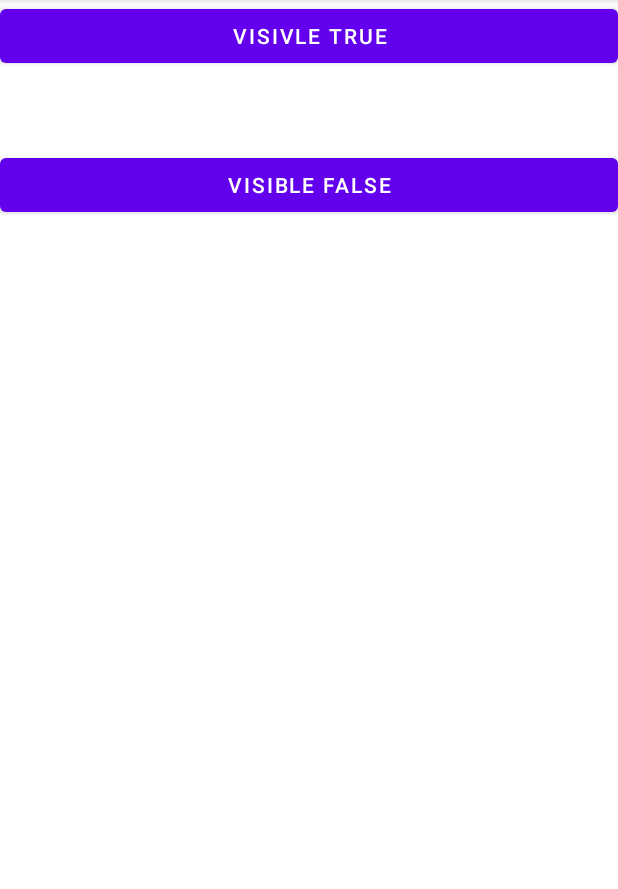
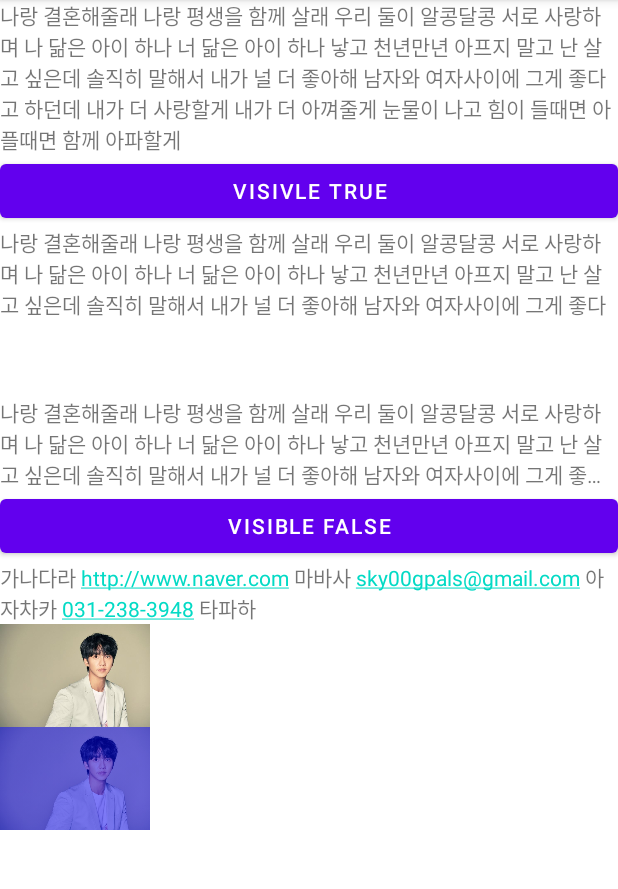
Before and after one commit to HAHYEM/androidtest, an Android app: the Lab3_3Activity screen opened directly, with no data from a screen before it, on a phone screen of 412 x 824 dp, the part 84-973 px from its top. Run offline under Robolectric (Android 15) with nearby library versions, the phone set to English and light mode, and no system bars.

Commit message:
TextView and ImageView

```diff
--- a/part2_3/src/main/res/layout/activity_lab3_3.xml
+++ b/part2_3/src/main/res/layout/activity_lab3_3.xml
@@ -6,11 +6,20 @@
     android:layout_height="match_parent"
     android:orientation="vertical">
 
+    <TextView
+        android:layout_width="match_parent"
+        android:layout_height="wrap_content"
+        android:text="나랑 결혼해줄래 나랑 평생을 함께 살래 우리 둘이 알콩달콩 서로 사랑하며 나 닮은 아이 하나 너 닮은 아이 하나 낳고 천년만년 아프지 말고 난 살고 싶은데 솔직히 말해서 내가 널 더 좋아해 남자와 여자사이에 그게 좋다고 하던데 내가 더 사랑할게 내가 더 아껴줄게 눈물이 나고 힘이 들때면 아플때면 함께 아파할게"/>
     <Button
         android:id="@+id/btn_visible_true"
         android:layout_width="match_parent"
         android:layout_height="wrap_content"
         android:text="visivle true"/>
+    <TextView
+        android:layout_width="match_parent"
+        android:layout_height="wrap_content"
+        android:text="나랑 결혼해줄래 나랑 평생을 함께 살래 우리 둘이 알콩달콩 서로 사랑하며 나 닮은 아이 하나 너 닮은 아이 하나 낳고 천년만년 아프지 말고 난 살고 싶은데 솔직히 말해서 내가 널 더 좋아해 남자와 여자사이에 그게 좋다고 하던데 내가 더 사랑할게 내가 더 아껴줄게 눈물이 나고 힘이 들때면 아플때면 함께 아파할게"
+        android:maxLines="3"/>
     <TextView
         android:id="@+id/text_visible_target"
         android:layout_width="match_parent"
@@ -20,10 +29,35 @@
         android:textColor="#FFFFFF"
         android:padding="16dp"
         android:visibility="invisible"/>
+    <TextView
+        android:layout_width="match_parent"
+        android:layout_height="wrap_content"
+        android:text="나랑 결혼해줄래 나랑 평생을 함께 살래 우리 둘이 알콩달콩 서로 사랑하며 나 닮은 아이 하나 너 닮은 아이 하나 낳고 천년만년 아프지 말고 난 살고 싶은데 솔직히 말해서 내가 널 더 좋아해 남자와 여자사이에 그게 좋다고 하던데 내가 더 사랑할게 내가 더 아껴줄게 눈물이 나고 힘이 들때면 아플때면 함께 아파할게"
+        android:ellipsize="end"
+        android:maxLines="3"/>
     <Button
         android:id="@+id/btn_visible_false"
         android:layout_width="match_parent"
         android:layout_height="wrap_content"
         android:text="visible false"/>
-
+    <TextView
+        android:layout_width="match_parent"
+        android:layout_height="wrap_content"
+        android:text="가나다라 http://www.naver.com 마바사 sky00gpals@gmail.com 아자차카 031-238-3948 타파하"
+        android:autoLink="web|email|phone"/>
+    <ImageView
+        android:layout_width="wrap_content"
+        android:layout_height="wrap_content"
+        android:src="@drawable/lee"
+        android:maxWidth="100dp"
+        android:maxHeight="100dp"
+        android:adjustViewBounds="true"/>
+    <ImageView
+        android:layout_width="wrap_content"
+        android:layout_height="wrap_content"
+        android:src="@drawable/lee"
+        android:maxWidth="100dp"
+        android:maxHeight="100dp"
+        android:tint="#800000ff"
+        android:adjustViewBounds="true"/>
 </LinearLayout>
```
Also changed, not shown: part2_3/src/main/res/drawable/lee.JPG (added), 12 other files.
